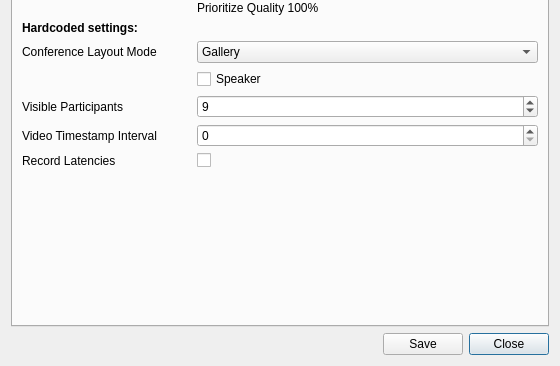
This is src/ui/settings/callsettings.ui in ultravideo/uvgComm as Qt 5 draws it before an edit; both pictures show x 0 to 560 and y 274 to 640 of the 560 by 640 pixel window. The edited form follows.
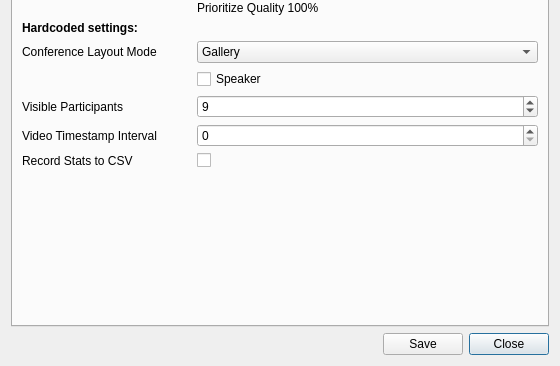
This is the edited form. The open tabs and pages were chosen to show the change.

Patch:
```diff
--- a/src/ui/settings/callsettings.ui
+++ b/src/ui/settings/callsettings.ui
@@ -263,7 +263,7 @@
        <item row="15" column="0">
         <widget class="QLabel" name="record_latencies_label">
          <property name="text">
-          <string>Record Latencies</string>
+          <string>Record Stats to CSV</string>
          </property>
         </widget>
        </item>
```
Left out of the diff: 4 changed lines with no effect on the pictures.
